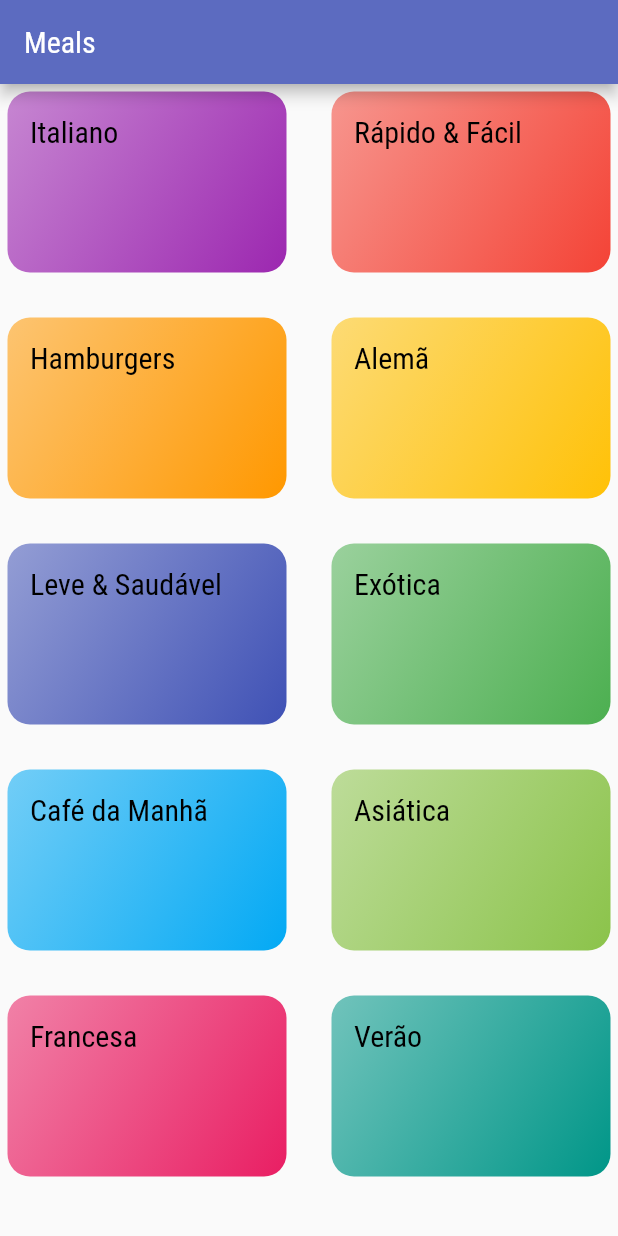
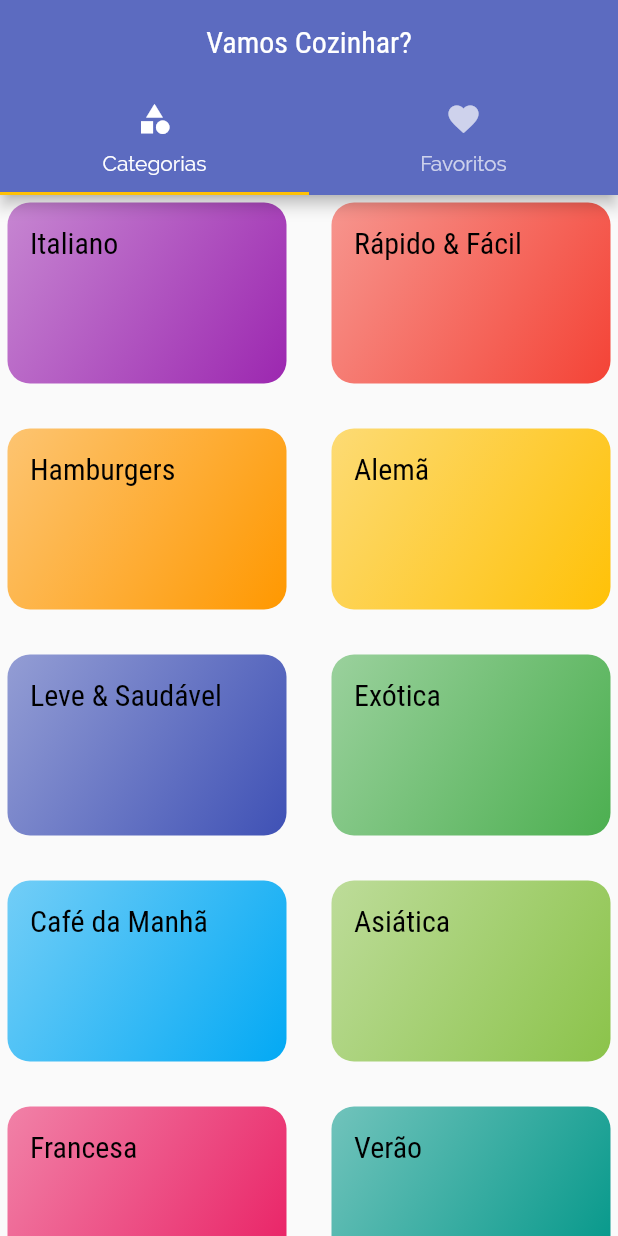
Before and after one commit to icarodavi/meals, a Flutter app: the screen it shows after launch, on a phone screen of 412 x 824 dp. Run offline on Flutter 3.47's test engine with Material 2 defaults, Android fonts, the phone set to English and light mode, and no system bars.

Commit message:
TabBar On top

```diff
--- a/lib/main.dart
+++ b/lib/main.dart
@@ -4,6 +4,8 @@ import 'package:meals/screens/meal_details_screen.dart';
 import 'screens/categories_screen.dart';
 import 'screens/categories_meals_screen.dart';
 import 'utils/app_routes.dart';
+
+import 'screens/tabs_screen.dart';
 
 void main() {
   runApp(MyApp());
@@ -17,7 +19,7 @@ class MyApp extends StatelessWidget {
     return MaterialApp(
       title: 'Vamos Cozinhar',
       routes: {
-        AppRoutes.HOME: (context) => CategoriesScreen(
+        AppRoutes.HOME: (context) => TabsScreen(
               key: ValueKey(Random().nextInt(100)),
             ),
         AppRoutes.CATEGORIES_MEALS: (context) => CategoriesMealsScreen(
--- a/lib/screens/categories_screen.dart
+++ b/lib/screens/categories_screen.dart
@@ -7,11 +7,7 @@ class CategoriesScreen extends StatelessWidget {
 
   @override
   Widget build(BuildContext context) {
-    return Scaffold(
-      appBar: AppBar(
-        title: const Text('Meals'),
-      ),
-      body: GridView(
+    return GridView(
       gridDelegate: const SliverGridDelegateWithMaxCrossAxisExtent(
         maxCrossAxisExtent: 200,
         childAspectRatio: 3 / 2,
@@ -20,7 +16,6 @@ class CategoriesScreen extends StatelessWidget {
       ),
       children:
           DUMMY_CATEGORIES.map((category) => CategoryItem(category)).toList(),
-      ),
     );
   }
 }
--- /dev/null
+++ b/lib/screens/tabs_screen.dart
@@ -0,0 +1,38 @@
+import 'package:flutter/material.dart';
+import 'categories_screen.dart';
+import 'favorite_screen.dart';
+
+class TabsScreen extends StatelessWidget {
+  const TabsScreen({Key? key}) : super(key: key);
+
+  @override
+  Widget build(BuildContext context) {
+    return DefaultTabController(
+      length: 2,
+      child: Scaffold(
+        appBar: AppBar(
+          title: Row(
+            mainAxisAlignment: MainAxisAlignment.center,
+            children: const [
+              Text('Vamos Cozinhar?'),
+            ],
+          ),
+          bottom: const TabBar(tabs: [
+            Tab(
+              icon: Icon(Icons.category),
+              text: 'Categorias',
+            ),
+            Tab(
+              icon: Icon(Icons.favorite),
+              text: 'Favoritos',
+            ),
+          ]),
+        ),
+        body: const TabBarView(children: [
+          CategoriesScreen(),
+          FavoriteScreen(),
+        ]),
+      ),
+    );
+  }
+}
```
Also changed, not shown: lib/screens/favorite_screen.dart (added, +10 -0 lines), lib/screens/meal_details_screen.dart (+76 -2 lines). Lines whose indentation alone changed are shown as unchanged.
